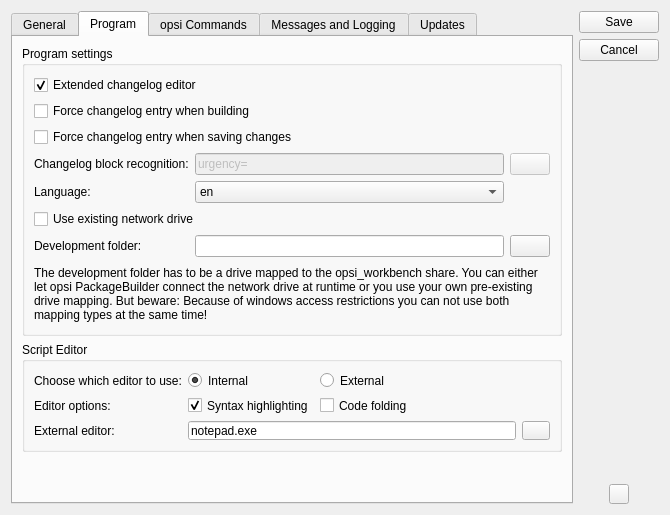
Qt form oPB/ui/settings.ui (pandel/opsiPackageBuilder) before a commit.
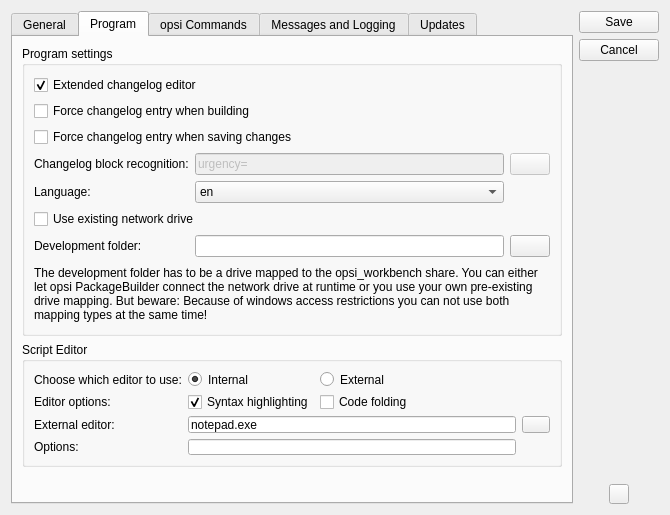
The same form after that commit. The open tabs and pages were chosen to show the change. Icons and pictures are not drawn.

```diff
--- a/oPB/ui/settings.ui
+++ b/oPB/ui/settings.ui
@@ -485,7 +485,7 @@
          <property name="maximumSize">
           <size>
            <width>16777215</width>
-           <height>110</height>
+           <height>140</height>
           </size>
          </property>
          <property name="title">
@@ -537,7 +537,7 @@
              <string>notepad.exe</string>
             </property>
             <property name="readOnly">
-             <bool>true</bool>
+             <bool>false</bool>
             </property>
            </widget>
           </item>
@@ -588,7 +588,7 @@
             </property>
            </spacer>
           </item>
-          <item row="3" column="0">
+          <item row="4" column="0">
            <spacer name="verticalSpacer_4">
             <property name="orientation">
              <enum>Qt::Vertical</enum>
@@ -601,6 +601,16 @@
             </property>
            </spacer>
           </item>
+          <item row="3" column="0">
+           <widget class="QLabel" name="label_7">
+            <property name="text">
+             <string>Options:</string>
+            </property>
+           </widget>
+          </item>
+          <item row="3" column="1" colspan="3">
+           <widget class="QLineEdit" name="inpEditorOptions"/>
+          </item>
          </layout>
         </widget>
        </item>
```
Left out of the diff: 2 changed lines with no effect on the pictures.
